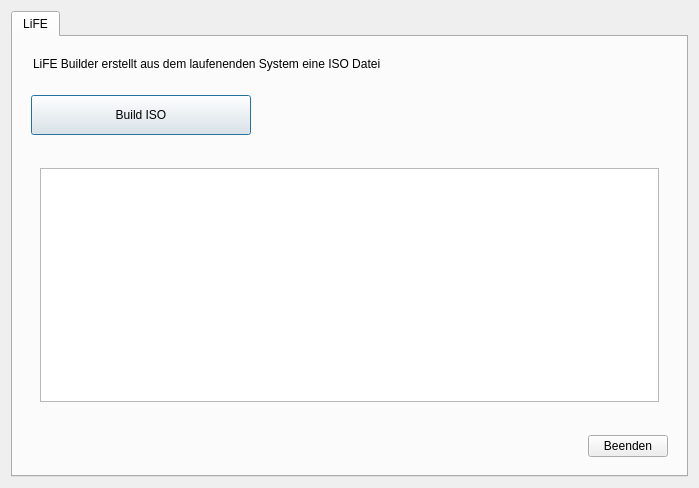
Above: main.ui from valueerrorx/life-builder before the change. Below: the same form after it.
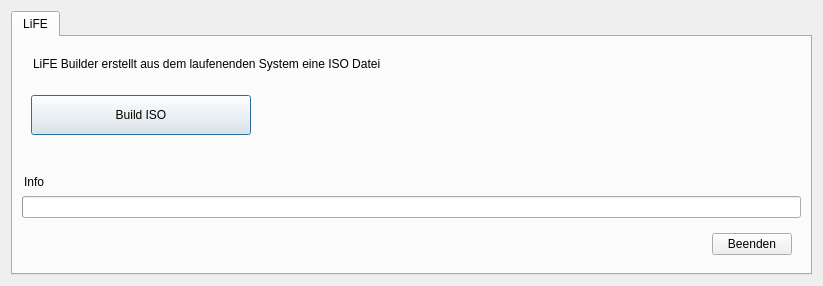
That is the form after the change.

Commit message: removed log window and added progressbar

Diff of the .ui file:
```diff
--- a/main.ui
+++ b/main.ui
@@ -7,8 +7,8 @@
    <rect>
     <x>0</x>
     <y>0</y>
-    <width>699</width>
-    <height>488</height>
+    <width>823</width>
+    <height>267</height>
    </rect>
   </property>
   <property name="sizePolicy">
@@ -17,12 +17,6 @@
     <verstretch>0</verstretch>
    </sizepolicy>
   </property>
-  <property name="minimumSize">
-   <size>
-    <width>699</width>
-    <height>488</height>
-   </size>
-  </property>
   <property name="windowTitle">
    <string>LiFE Builder</string>
   </property>
@@ -136,33 +130,33 @@
        </item>
        <item>
         <widget class="QWidget" name="widget_1" native="true">
-         <layout class="QHBoxLayout" name="horizontalLayout_2">
-          <item>
-           <widget class="QWidget" name="terminal" native="true">
-            <property name="sizePolicy">
-             <sizepolicy hsizetype="Expanding" vsizetype="Expanding">
-              <horstretch>0</horstretch>
-              <verstretch>0</verstretch>
-             </sizepolicy>
-            </property>
-            <layout class="QHBoxLayout" name="horizontalLayout_6">
-             <item>
-              <widget class="QTextEdit" name="info">
-               <property name="acceptDrops">
-                <bool>false</bool>
-               </property>
-               <property name="undoRedoEnabled">
-                <bool>false</bool>
-               </property>
-               <property name="readOnly">
-                <bool>true</bool>
-               </property>
-              </widget>
-             </item>
-            </layout>
-           </widget>
-          </item>
-         </layout>
+         <layout class="QHBoxLayout" name="horizontalLayout_2"/>
+        </widget>
+       </item>
+       <item>
+        <widget class="QLabel" name="info">
+         <property name="text">
+          <string>Info</string>
+         </property>
+         <property name="indent">
+          <number>2</number>
+         </property>
+        </widget>
+       </item>
+       <item>
+        <widget class="QProgressBar" name="progressBar">
+         <property name="layoutDirection">
+          <enum>Qt::LeftToRight</enum>
+         </property>
+         <property name="value">
+          <number>0</number>
+         </property>
+         <property name="alignment">
+          <set>Qt::AlignJustify|Qt::AlignTop</set>
+         </property>
+         <property name="textVisible">
+          <bool>false</bool>
+         </property>
         </widget>
        </item>
        <item>
@@ -173,6 +167,9 @@
             <property name="text">
              <string/>
             </property>
+            <property name="indent">
+             <number>2</number>
+            </property>
            </widget>
           </item>
           <item>
```
The commit also changes 2 other files.
